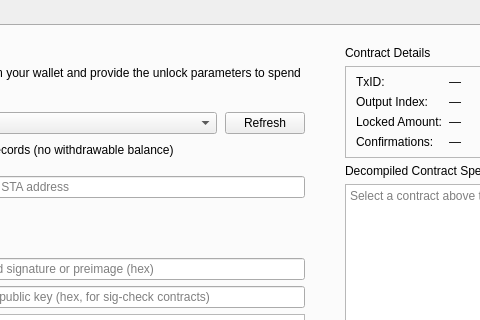
This is src/qt/kristatech/forms/smartcontractwidget.ui in bedri/KristaTech-KRISTA as Qt 5 draws it before an edit; both pictures show x 225 to 705 and y 0 to 320 of the 1100 by 700 pixel window. The edited form follows.
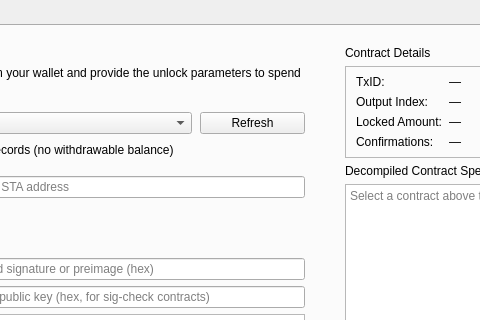
This is the edited form. The open tabs and pages were chosen to show the change.

Commit message: qt: widen Run Contract Refresh button so label fits cleanly

```diff
--- a/src/qt/kristatech/forms/smartcontractwidget.ui
+++ b/src/qt/kristatech/forms/smartcontractwidget.ui
@@ -708,10 +708,10 @@
               <property name="toolTip">
                <string>Scan wallet for unspent contract UTXOs</string>
               </property>
-              <property name="maximumSize">
+              <property name="minimumSize">
                <size>
-                <width>80</width>
-                <height>16777215</height>
+                <width>105</width>
+                <height>0</height>
                </size>
               </property>
              </widget>
```
